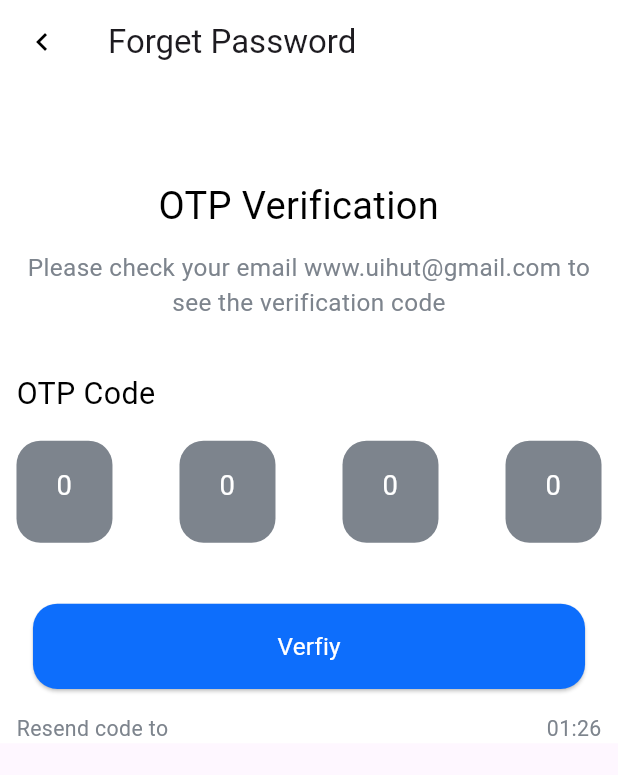
After one commit to youssefAnwar87/rahaf_app, a Flutter app: the OTPver screen opened by its route, on a phone screen of 412 x 824 dp. The commit adds this screen. Shown: the top 775 px of the screen. Run offline on Flutter 3.47's test engine with Material 3 defaults, Android fonts, the light colour scheme and no system bars; our stand-ins replace animated_splash_screen, flutter_screenutil; Roboto replaces fonts that are missing (Itim).

Commit message:
forget passowrd and OTP screens UI

```diff
--- a/lib/main.dart
+++ b/lib/main.dart
@@ -1,6 +1,8 @@
 import 'package:animated_splash_screen/animated_splash_screen.dart';
 import 'package:flutter/material.dart';
 import 'package:flutter_screenutil/flutter_screenutil.dart';
+import 'package:rahaf/ui/auth/OtpVer/otp_ver.dart';
+import 'package:rahaf/ui/auth/forgetPassword/forget_password.dart';
 import 'package:rahaf/ui/auth/login/login_screen.dart';
 import 'package:rahaf/ui/auth/register/register.dart';
 import 'package:rahaf/utils/app_assets.dart';
@@ -26,6 +28,9 @@ class MyApp extends StatelessWidget {
             routes: {
               RegisterScreen.routeName : (context)=> const RegisterScreen(),
               LoginScreen.routeName : (context)=> LoginScreen(),
+              ForgetPassword.routeName : (context)=> ForgetPassword(),
+              OTPver.routeName : (context)=> OTPver(),
+
             },
           );
         }
--- /dev/null
+++ b/lib/ui/auth/OtpVer/otp_ver.dart
@@ -0,0 +1,312 @@
+import 'package:flutter/material.dart';
+import 'package:flutter/services.dart';
+import 'package:flutter_screenutil/flutter_screenutil.dart';
+
+import '../../../utils/app_colors.dart';
+
+class OTPver extends StatelessWidget {
+  static const String routeName = "otp screen";
+
+  const OTPver({super.key});
+
+  @override
+  Widget build(BuildContext context) {
+    List<String> myList = List.generate(4, (index) => '');
+    return Scaffold(
+
+      appBar: AppBar(
+        elevation: 0,
+        backgroundColor: AppColors.whiteColor,
+        title: Text("Forget Password"),
+        leading: IconButton(
+          icon: Icon(
+            Icons.keyboard_arrow_left, // Change this to the desired icon
+            color: AppColors.blackColor, // Change this to the desired color
+          ),
+          onPressed: () {
+            Navigator.of(context).pop(); // Navigate back to the previous screen
+          },
+        ),
+      ),
+      body: Container(
+        color: Colors.white,
+        child: SingleChildScrollView(
+
+          child: Column(
+            crossAxisAlignment: CrossAxisAlignment.stretch,
+
+            children: [
+              Padding(
+                padding: EdgeInsets.only(
+                    top: 62.h, right: 96.w, left: 96.w, bottom: 12.h),
+                child: Text(
+                  "OTP Verification",
+                  style: TextStyle(
+                      fontFamily: 'Itim',
+                      color: Colors.black,
+                      fontSize: 25.sp,
+                      fontWeight: FontWeight.normal),
+                ),
+              ),
+              Padding(
+                padding: EdgeInsets.only(left: 15.w,right: 15.w,bottom: 35.h),
+                child: Text(
+                  textAlign: TextAlign.center,
+                  "Please check your email www.uihut@gmail.com to see the verification code",
+                  style: TextStyle(
+                      fontFamily: 'Itim',
+                      color: AppColors.greyColor,
+                      fontSize: 16.sp,
+                      fontWeight: FontWeight.normal),
+                ),
+              ),
+              Padding(
+                padding: EdgeInsets.only(left: 10.w),
+                child: Text(
+                  "OTP Code",
+                  textAlign: TextAlign.left,
+                  style: TextStyle(
+                      fontFamily: 'Itim',
+                      color: AppColors.blackColor,
+                      fontSize: 20.sp,
+                      fontWeight: FontWeight.normal),
+                ),
+              ),
+              Padding(
+                padding:  EdgeInsets.only(top: 16.h,bottom : 40.h, left: 10.w,right: 10.w),
+                child: Row(
+                  mainAxisAlignment: MainAxisAlignment.spaceBetween,
+                  children: [
+                    Container(
+                      decoration: BoxDecoration(
+                        borderRadius: BorderRadius.circular(16),
+                        color: AppColors.greyColor
+
+                      ),
+                      height: 68,
+                      width: 64,
+                      child: TextFormField(
+                        onChanged: (value){
+                          if(value.length ==1){
+                            myList[0] = value;
+                            print(myList);
+                            FocusScope.of(context).nextFocus();
+                          }
+                          },
+                        decoration: InputDecoration(
+                          hintText: "0",
+                          hintStyle: TextStyle(
+                            color: Colors.white
+                          ),
+                          focusedBorder: OutlineInputBorder(
+                            borderRadius: BorderRadius.circular(14.r),
+                          ),
+                          enabledBorder: OutlineInputBorder(
+                              borderRadius: BorderRadius.circular(14.r),
+                              borderSide: BorderSide.none),
+                        ),
+                        keyboardType: TextInputType.number,
+                        textAlign: TextAlign.center,
+                        inputFormatters: [
+                          LengthLimitingTextInputFormatter(1),
+                          FilteringTextInputFormatter.digitsOnly
+                        ],
+                        style: TextStyle(
+                            fontFamily: 'Itim',
+                            color: Colors.black,
+                            fontSize: 18.sp,
+                            fontWeight: FontWeight.normal),
+                      ),
+                    ),
+                    Container(
+                      decoration: BoxDecoration(
+                          borderRadius: BorderRadius.circular(16),
+                          color: AppColors.greyColor
+
+                      ),
+                      height: 68,
+                      width: 64,
+                      child: TextFormField(
+                        onChanged: (value){
+                          if(value.length ==1){
+                            myList[1] = value;
+                            print(myList);
+                            FocusScope.of(context).nextFocus();
+                          }
+                        },
+                        decoration: InputDecoration(
+                          hintText: "0",
+                          hintStyle: TextStyle(
+                              color: Colors.white
+                          ),
+                          focusedBorder: OutlineInputBorder(
+                            borderRadius: BorderRadius.circular(14.r),
+                          ),
+                          enabledBorder: OutlineInputBorder(
+                              borderRadius: BorderRadius.circular(14.r),
+                              borderSide: BorderSide.none),
+                        ),
+                        keyboardType: TextInputType.number,
+                        textAlign: TextAlign.center,
+                        inputFormatters: [
+                          LengthLimitingTextInputFormatter(1),
+                          FilteringTextInputFormatter.digitsOnly
+                        ],
+                        style: TextStyle(
+                            fontFamily: 'Itim',
+                            color: Colors.black,
+                            fontSize: 18.sp,
+                            fontWeight: FontWeight.normal),
+                      ),
+                    ),
+                    Container(
+                      decoration: BoxDecoration(
+                          borderRadius: BorderRadius.circular(16),
+                          color: AppColors.greyColor
+
+                      ),
+                      height: 68,
+                      width: 64,
+                      child: TextFormField(
+                        onChanged: (value){
+                          if(value.length ==1){
+                            myList[2] = value;
+                            print(myList);
+                            FocusScope.of(context).nextFocus();
+                          }
+                        },
+                        decoration: InputDecoration(
+                          hintText: "0",
+                          hintStyle: TextStyle(
+                              color: Colors.white
+                          ),
+                          focusedBorder: OutlineInputBorder(
+                            borderRadius: BorderRadius.circular(14.r),
+                          ),
+                          enabledBorder: OutlineInputBorder(
+                              borderRadius: BorderRadius.circular(14.r),
+                              borderSide: BorderSide.none),
+                        ),
+                        keyboardType: TextInputType.number,
+                        textAlign: TextAlign.center,
+                        inputFormatters: [
+                          LengthLimitingTextInputFormatter(1),
+                          FilteringTextInputFormatter.digitsOnly
+                        ],
+                        style: TextStyle(
+                            fontFamily: 'Itim',
+                            color: Colors.black,
+                            fontSize: 18.sp,
+                            fontWeight: FontWeight.normal),
+                      ),
+                    ),
+                    Container(
+                      decoration: BoxDecoration(
+                          borderRadius: BorderRadius.circular(16),
+                          color: AppColors.greyColor
+
+                      ),
+                      height: 68,
+                      width: 64,
+                      child: TextFormField(
+                        onChanged: (value){
+                          if(value.length ==1){
+                            myList[3] = value;
+                            print(myList);
+                            FocusScope.of(context).nextFocus();
+                          }
+                        },
+                        decoration: InputDecoration(
+                          hintText: "0",
+                          hintStyle: TextStyle(
+                              color: Colors.white
+                          ),
+                          focusedBorder: OutlineInputBorder(
+                            borderRadius: BorderRadius.circular(14.r),
+                          ),
+                          enabledBorder: OutlineInputBorder(
+                              borderRadius: BorderRadius.circular(14.r),
+                              borderSide: BorderSide.none),
+                        ),
+                        keyboardType: TextInputType.number,
+                        textAlign: TextAlign.center,
+                        inputFormatters: [
+                          LengthLimitingTextInputFormatter(1),
+                          FilteringTextInputFormatter.digitsOnly
+                        ],
+                        style: TextStyle(
+                            fontFamily: 'Itim',
+                            color: Colors.black,
+                            fontSize: 18.sp,
+                            fontWeight: FontWeight.normal),
+                      ),
+                    ),
+
+
+
+                  ],
+                ),
+              ),
+              Padding(
+                 padding: EdgeInsets.only(left: 20.w,right: 20.w,bottom: 16.h),
+                child: ElevatedButton(
+                  onPressed: () {
+
+                  },
+                  style: ElevatedButton.styleFrom(
+                      backgroundColor: AppColors.blueColor,
+                      shape: RoundedRectangleBorder(
+                          borderRadius:
+                          BorderRadius.all(Radius.circular(16.r)))),
+                  child: Container(
+                    height: 56.h,
+                    width: 335.w,
+                    child: Center(
+                      child: Text(
+                        "Verfiy",
+                        style: TextStyle(
+                            fontFamily: 'Itim',
+                            color: Colors.white,
+                            fontSize: 16.sp,
+                            fontWeight: FontWeight.normal),
+                      ),
+                    ),
+                  ),
+                ),
+              ),
+              Padding(
+                padding: EdgeInsets.symmetric(horizontal: 10.w),
+                child: Row(
+                  mainAxisAlignment: MainAxisAlignment.spaceBetween,
+                  children: [
+                    Text(
+                      textAlign: TextAlign.center,
+                      "Resend code to",
+                      style: TextStyle(
+                          fontFamily: 'Itim',
+                          color: AppColors.greyColor,
+                          fontSize: 14.sp,
+                          fontWeight: FontWeight.normal),
+                    ),
+                    Text(
+                      textAlign: TextAlign.center,
+                      "01:26",
+                      style: TextStyle(
+                          fontFamily: 'Itim',
+                          color: AppColors.greyColor,
+                          fontSize: 14.sp,
+                          fontWeight: FontWeight.normal),
+                    ),
+                  ],
+                ),
+              ),
+
+
+
+            ],
+          ),
+        ),
+      ),
+    );
+  }
+}
--- a/lib/ui/auth/register/register.dart
+++ b/lib/ui/auth/register/register.dart
@@ -35,7 +35,7 @@ class _RegisterScreenState extends State<RegisterScreen> {
               children: [
                 Padding(
                   padding: EdgeInsets.only(
-                      top: 120.h, right: 120.w, left: 120.w, bottom: 12.h),
+                      top: 120.h, right: 110.w, left: 110.w, bottom: 12.h),
                   child: Text(
                     "Sign up now",
                     style: TextStyle(
@@ -109,7 +109,7 @@ class _RegisterScreenState extends State<RegisterScreen> {
                       return "please enter your mobile number";
                     }
                     if(value.length!=11){
-                      return "invalid number";
+                      return "The phone number should be at least 11 number";
                     }
                     return null;
                   },
--- a/lib/utils/app_assets.dart
+++ b/lib/utils/app_assets.dart
@@ -1,5 +1,6 @@
 abstract class  AppAssets{
   static const String imagePath ="assets/images/";
   static const String splash ="${imagePath}logo.png";
+  static const String forgetPassword ="${imagePath}forgetPassword.png";
 
 }
```
Also changed, not shown: lib/ui/auth/forgetPassword/forget_password.dart (added, +119 -0 lines), lib/ui/auth/login/login_screen.dart (+10 -7 lines), lib/utils/dialog_utils.dart (added, +87 -0 lines), assets/images/forgetPassword.png (added).
